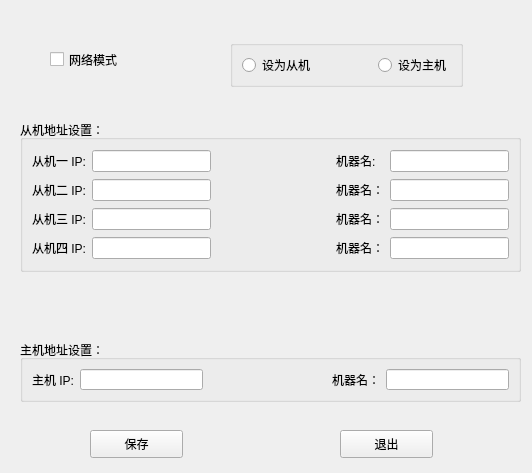
The window that source/masterslaveset/ui/masterslaveset.ui (flimmy78/qtverify) describes before a commit, drawn with Qt 5.
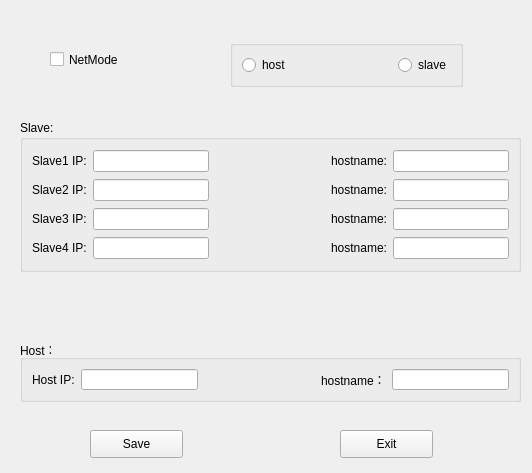
The same window after the commit. Custom widgets are drawn as their Qt base class.

Commit message: masterslaveset改为英文原始界面，增加中英文词典

What changed in the file:
```diff
--- a/source/masterslaveset/ui/masterslaveset.ui
+++ b/source/masterslaveset/ui/masterslaveset.ui
@@ -23,7 +23,7 @@
     </rect>
    </property>
    <property name="text">
-    <string>退出</string>
+    <string>Exit</string>
    </property>
   </widget>
   <widget class="QPushButton" name="btnSave">
@@ -36,7 +36,7 @@
     </rect>
    </property>
    <property name="text">
-    <string>保存</string>
+    <string>Save</string>
    </property>
   </widget>
   <widget class="QCheckBox" name="checkBoxNetMode">
@@ -49,7 +49,7 @@
     </rect>
    </property>
    <property name="text">
-    <string>网络模式</string>
+    <string>NetMode</string>
    </property>
   </widget>
   <widget class="Q3ButtonGroup" name="btnGrpHostFlag">
@@ -68,7 +68,7 @@
     <item>
      <widget class="QRadioButton" name="hostFlag">
       <property name="text">
-       <string>设为从机</string>
+       <string>host</string>
       </property>
      </widget>
     </item>
@@ -88,7 +88,7 @@
     <item>
      <widget class="QRadioButton" name="slaveFlag">
       <property name="text">
-       <string>设为主机</string>
+       <string>slave</string>
       </property>
      </widget>
     </item>
@@ -104,13 +104,13 @@
     </rect>
    </property>
    <property name="title">
-    <string>从机地址设置：</string>
+    <string>Slave:</string>
    </property>
    <layout class="QGridLayout" name="gridLayout">
     <item row="0" column="0">
      <widget class="QLabel" name="label">
       <property name="text">
-       <string>从机一 IP:</string>
+       <string>Slave1 IP:</string>
       </property>
      </widget>
     </item>
@@ -133,7 +133,7 @@
     <item row="0" column="3">
      <widget class="QLabel" name="label_8">
       <property name="text">
-       <string>机器名:</string>
+       <string>hostname:</string>
       </property>
      </widget>
     </item>
@@ -143,7 +143,7 @@
     <item row="1" column="0">
      <widget class="QLabel" name="label_2">
       <property name="text">
-       <string>从机二 IP:</string>
+       <string>Slave2 IP:</string>
       </property>
      </widget>
     </item>
@@ -166,7 +166,7 @@
     <item row="1" column="3">
      <widget class="QLabel" name="label_9">
       <property name="text">
-       <string>机器名：</string>
+       <string>hostname:</string>
       </property>
      </widget>
     </item>
@@ -176,7 +176,7 @@
     <item row="2" column="0">
      <widget class="QLabel" name="label_3">
       <property name="text">
-       <string>从机三 IP:</string>
+       <string>Slave3 IP:</string>
       </property>
      </widget>
     </item>
@@ -199,7 +199,7 @@
     <item row="2" column="3">
      <widget class="QLabel" name="label_10">
       <property name="text">
-       <string>机器名：</string>
+       <string>hostname:</string>
       </property>
      </widget>
     </item>
@@ -209,7 +209,7 @@
     <item row="3" column="0">
      <widget class="QLabel" name="label_4">
       <property name="text">
-       <string>从机四 IP:</string>
+       <string>Slave4 IP:</string>
       </property>
      </widget>
     </item>
@@ -232,7 +232,7 @@
     <item row="3" column="3">
      <widget class="QLabel" name="label_7">
       <property name="text">
-       <string>机器名：</string>
+       <string>hostname:</string>
       </property>
      </widget>
     </item>
@@ -251,13 +251,13 @@
     </rect>
    </property>
    <property name="title">
-    <string>主机地址设置：</string>
+    <string>Host：</string>
    </property>
    <layout class="QHBoxLayout" name="horizontalLayout">
     <item>
      <widget class="QLabel" name="label_5">
       <property name="text">
-       <string>主机 IP:</string>
+       <string>Host IP:</string>
       </property>
      </widget>
     </item>
@@ -280,7 +280,7 @@
     <item>
      <widget class="QLabel" name="label_6">
       <property name="text">
-       <string>机器名：</string>
+       <string>hostname：</string>
       </property>
      </widget>
     </item>
```
Left out of the diff: 2 changed lines with no effect on the pictures. The commit also changes 5 other files.
